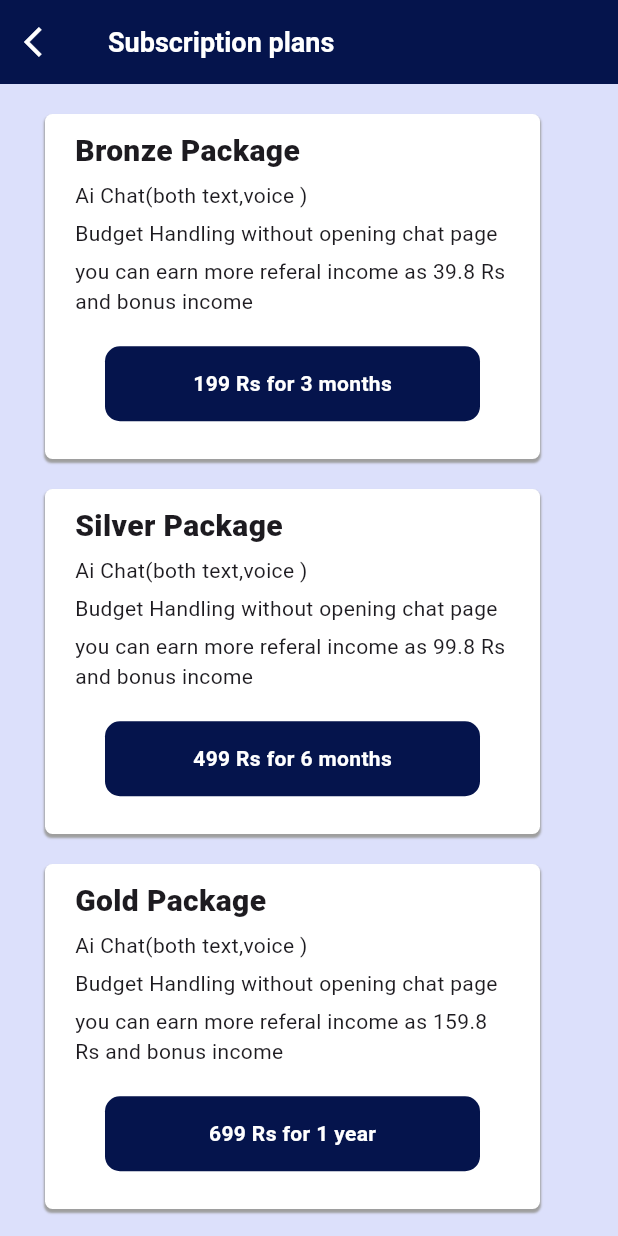
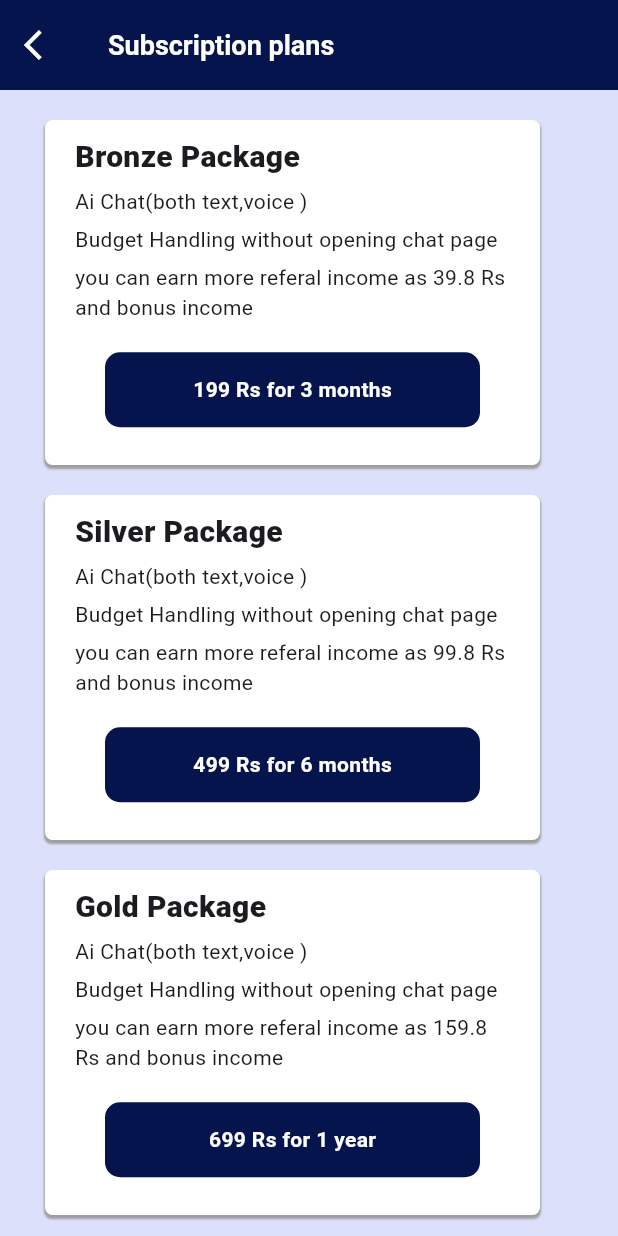
Before and after one commit to AthiraaAthi/project_way, a Flutter app: the SubscriptionScreen screen opened directly, on a phone screen of 412 x 824 dp. Run offline on Flutter 3.47's test engine with Material 3 defaults, Android fonts, the phone set to English and light mode, and no system bars; our stand-ins replace carousel_slider, fl_chart, flutter_toggle_tab, pinput, table_calendar, video_player.

Commit message:
modified appbar of responsive subscription screen

```diff
--- a/lib/view/subscription_screen/subscription_screen.dart
+++ b/lib/view/subscription_screen/subscription_screen.dart
@@ -15,21 +15,33 @@ class SubscriptionScreen extends StatelessWidget {
       child: Scaffold(
           backgroundColor: ColorConstant.bgIndigo,
           appBar: AppBar(
+            toolbarHeight: MediaQuery.of(context).size.width < 600 ? 60 : 80,
             leading: IconButton(
               onPressed: () {
                 Navigator.pop(context);
               },
-              icon: Icon(
+              icon: MediaQuery.of(context).size.width < 600
+                  ? Icon(
                       Icons.arrow_back_ios,
                       color: Colors.white,
+                    )
+                  : Icon(
+                      Icons.arrow_back_ios,
+                      color: Colors.white,
+                      size: 30,
                     ),
             ),
             backgroundColor: ColorConstant.defIndigo,
             title: Text(
               "Subscription plans",
-              style: TextStyle(
+              style: MediaQuery.of(context).size.width < 600
+                  ? TextStyle(
                       color: Colors.white,
                       fontSize: 18,
+                      fontWeight: FontWeight.w600)
+                  : TextStyle(
+                      color: Colors.white,
+                      fontSize: 28,
                       fontWeight: FontWeight.w600),
             ),
           ),
```
Lines whose indentation alone changed are shown as unchanged.
